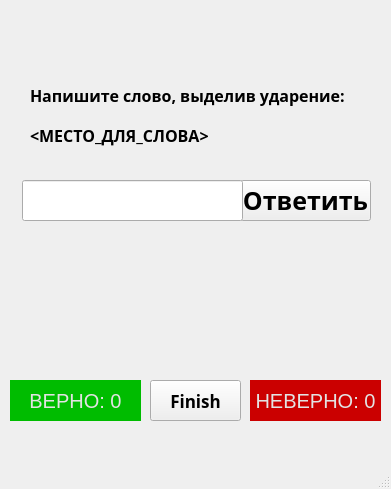
First picture: the form in SessionUI.ui, repository Kirlevi/RusProjectStress, before the edit.
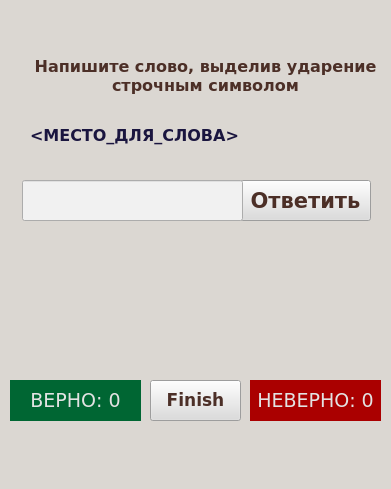
Second picture: the form after the edit.

Patch:
```diff
--- a/SessionUI.ui
+++ b/SessionUI.ui
@@ -11,7 +11,10 @@
    </rect>
   </property>
   <property name="windowTitle">
-   <string>MainWindow</string>
+   <string>Тренажер</string>
+  </property>
+  <property name="styleSheet">
+   <string notr="true">background-color: rgb(219, 215, 210);</string>
   </property>
   <widget class="QWidget" name="centralwidget">
    <widget class="QLabel" name="true_counter">
@@ -25,11 +28,12 @@
     </property>
     <property name="font">
      <font>
-      <pointsize>15</pointsize>
+      <family>Verdana</family>
+      <pointsize>14</pointsize>
      </font>
     </property>
     <property name="styleSheet">
-     <string notr="true">background-color: rgb(0, 188, 0);
+     <string notr="true">background-color: rgb(0, 102, 51);
 color: rgb(227, 227, 227);</string>
     </property>
     <property name="text">
@@ -53,11 +57,12 @@
     </property>
     <property name="font">
      <font>
-      <pointsize>15</pointsize>
+      <family>Verdana</family>
+      <pointsize>14</pointsize>
      </font>
     </property>
     <property name="styleSheet">
-     <string notr="true">background-color: rgb(203, 0, 0);
+     <string notr="true">background-color: rgb(170, 0, 0);
 color: rgb(227, 227, 227);</string>
     </property>
     <property name="text">
@@ -81,12 +86,17 @@
     </property>
     <property name="font">
      <font>
-      <family>NovemberPro-Black</family>
-      <pointsize>19</pointsize>
+      <family>Verdana</family>
+      <pointsize>16</pointsize>
       <weight>75</weight>
       <bold>true</bold>
+      <strikeout>false</strikeout>
      </font>
     </property>
+    <property name="styleSheet">
+     <string notr="true">color: rgb(76, 47, 39);
+background-color: rgb(220, 220, 220);</string>
+    </property>
     <property name="text">
      <string>Ответить</string>
     </property>
@@ -95,21 +105,33 @@
     <property name="geometry">
      <rect>
       <x>30</x>
-      <y>80</y>
+      <y>50</y>
       <width>351</width>
-      <height>31</height>
+      <height>51</height>
      </rect>
     </property>
     <property name="font">
      <font>
-      <family>NovemberPro-Black</family>
+      <family>Verdana</family>
       <pointsize>12</pointsize>
       <weight>75</weight>
       <bold>true</bold>
      </font>
     </property>
+    <property name="styleSheet">
+     <string notr="true">color: rgb(76, 47, 39);</string>
+    </property>
     <property name="text">
-     <string>Напишите слово, выделив ударение:</string>
+     <string>Напишите слово, выделив ударение строчным символом</string>
+    </property>
+    <property name="scaledContents">
+     <bool>false</bool>
+    </property>
+    <property name="alignment">
+     <set>Qt::AlignCenter</set>
+    </property>
+    <property name="wordWrap">
+     <bool>true</bool>
     </property>
    </widget>
    <widget class="QLabel" name="question_lbl">
@@ -123,12 +145,15 @@
     </property>
     <property name="font">
      <font>
-      <family>NovemberPro-Black</family>
+      <family>Verdana</family>
       <pointsize>12</pointsize>
       <weight>75</weight>
       <bold>true</bold>
      </font>
     </property>
+    <property name="styleSheet">
+     <string notr="true">color: rgb(26, 21, 63);</string>
+    </property>
     <property name="text">
      <string>&lt;МЕСТО_ДЛЯ_СЛОВА&gt;</string>
     </property>
@@ -144,12 +169,16 @@
     </property>
     <property name="font">
      <font>
-      <family>NovemberPro-Black</family>
+      <family>Verdana</family>
       <pointsize>13</pointsize>
       <weight>75</weight>
       <bold>true</bold>
      </font>
     </property>
+    <property name="styleSheet">
+     <string notr="true">color: rgb(76, 47, 39);
+background-color: rgb(220, 220, 220);</string>
+    </property>
     <property name="text">
      <string>Finish</string>
     </property>
@@ -165,7 +194,7 @@
     </property>
     <property name="font">
      <font>
-      <family>NovemberPro-Black</family>
+      <family>Verdana</family>
       <pointsize>12</pointsize>
       <weight>75</weight>
       <bold>true</bold>
@@ -175,7 +204,7 @@
      <cursorShape>ArrowCursor</cursorShape>
     </property>
     <property name="styleSheet">
-     <string notr="true">color: rgb(255, 0, 0);</string>
+     <string notr="true">color: rgb(112, 35, 45);</string>
     </property>
     <property name="text">
      <string/>
@@ -192,10 +221,13 @@
     </property>
     <property name="font">
      <font>
-      <family>Microsoft PhagsPa</family>
+      <family>Calibri</family>
       <pointsize>15</pointsize>
      </font>
     </property>
+    <property name="styleSheet">
+     <string notr="true">background-color: rgb(241, 241, 241);</string>
+    </property>
    </widget>
   </widget>
   <widget class="QMenuBar" name="menubar">
```
